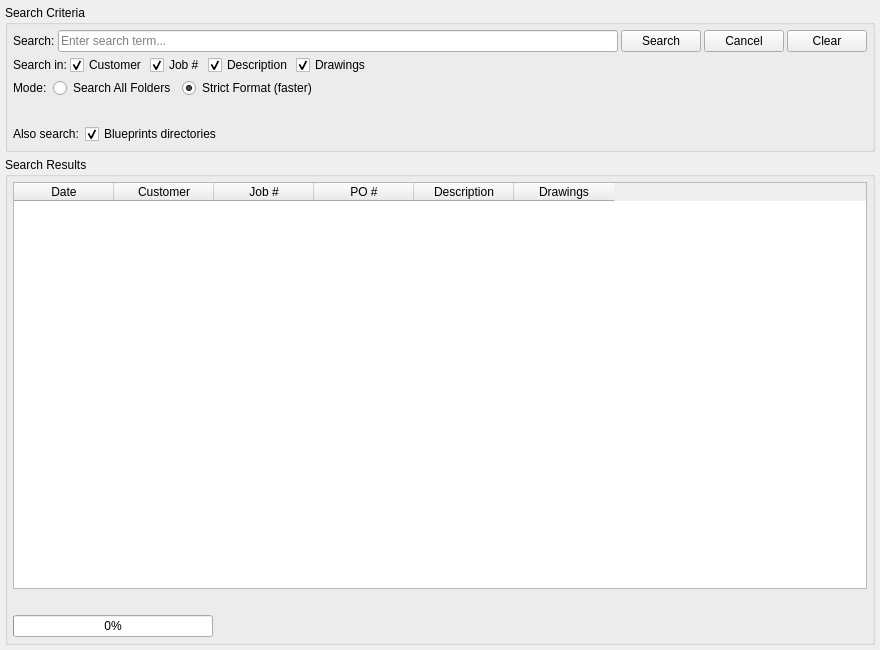
First picture: the form in modules/search/ui/search_tab.ui, repository i-machine-things-org/JobDocs, before the edit.
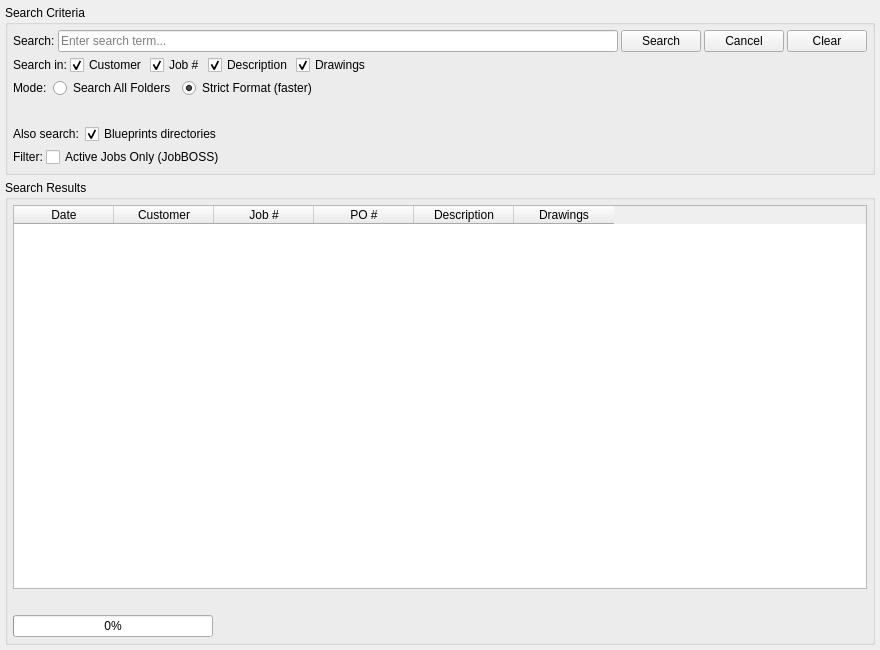
Second picture: the form after the edit.

Commit message:
feat: add Active Jobs Only filter to Search tab
Adds a checkbox to the Search tab that restricts job-folder results to
jobs JobBOSS still lists with Status = 'Active', via a background fetch
against the same JobBOSS DB connection the Reporting tab already uses
(fetch_active_job_numbers() in db_integration.py). Blueprint and quote
results are unaffected since they have no corresponding Job row.

```diff
--- a/modules/search/ui/search_tab.ui
+++ b/modules/search/ui/search_tab.ui
@@ -287,6 +287,40 @@
         </layout>
        </widget>
       </item>
+      <item>
+       <layout class="QHBoxLayout" name="activeFilterLayout">
+        <item>
+         <widget class="QLabel" name="activeFilterLabel">
+          <property name="text">
+           <string>Filter:</string>
+          </property>
+         </widget>
+        </item>
+        <item>
+         <widget class="QCheckBox" name="search_active_only_check">
+          <property name="toolTip">
+           <string>Only show jobs JobBOSS still lists as Active. Requires the JobBOSS DB connection configured in Settings &gt; Advanced Settings.</string>
+          </property>
+          <property name="text">
+           <string>Active Jobs Only (JobBOSS)</string>
+          </property>
+         </widget>
+        </item>
+        <item>
+         <spacer name="horizontalSpacer_5">
+          <property name="orientation">
+           <enum>Qt::Horizontal</enum>
+          </property>
+          <property name="sizeHint" stdset="0">
+           <size>
+            <width>40</width>
+            <height>20</height>
+           </size>
+          </property>
+         </spacer>
+        </item>
+       </layout>
+      </item>
      </layout>
     </widget>
    </item>
```
The commit also changes 7 other files.
